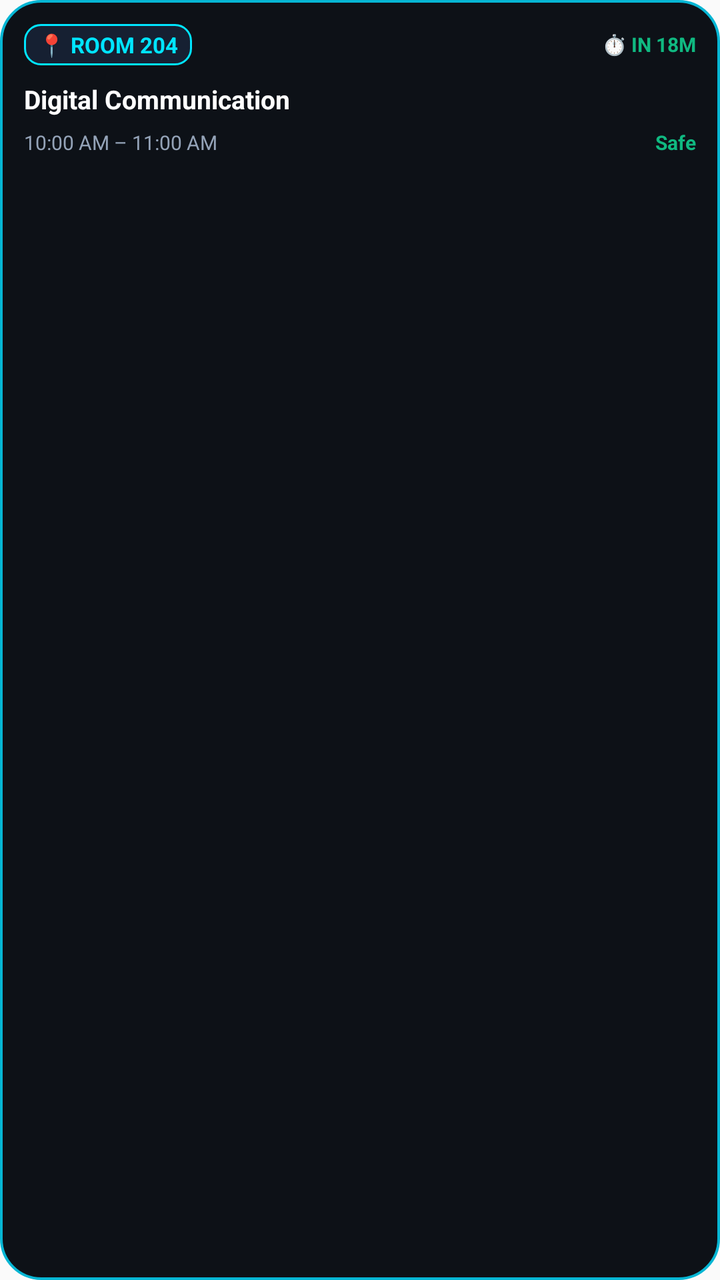
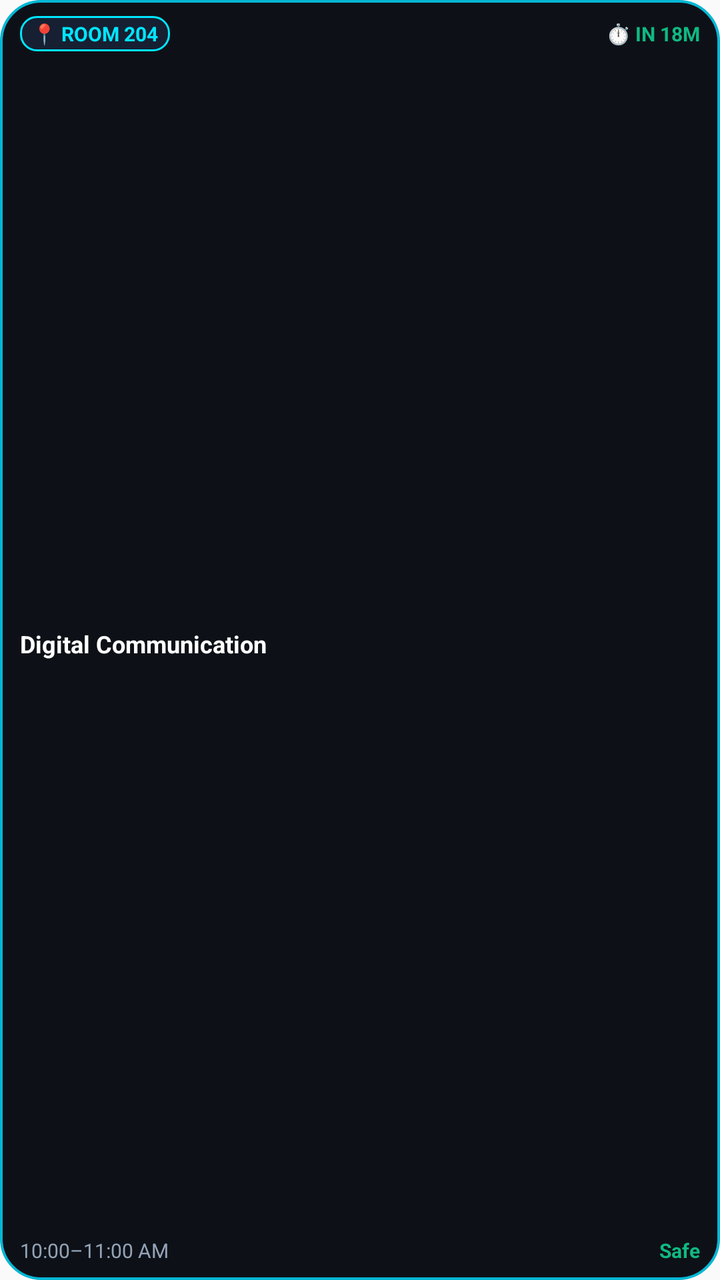

An Android layout rendered at two revisions. The XML below is the earlier revision; the diff shows what the commit changed to produce the second picture.
<!-- AndroidManifest.xml: application theme AppTheme -->
<!-- res/layout/widget_next_class_1x2.xml -->
<?xml version="1.0" encoding="utf-8"?>
<LinearLayout xmlns:android="http://schemas.android.com/apk/res/android"
    android:id="@+id/widget_next_class_root"
    android:layout_width="match_parent"
    android:layout_height="match_parent"
    android:background="@drawable/widget_bg_dynamic"
    android:orientation="vertical"
    android:padding="12dp">

    
    <LinearLayout
        android:layout_width="match_parent"
        android:layout_height="wrap_content"
        android:gravity="center_vertical"
        android:orientation="horizontal">

        <LinearLayout
            android:layout_width="0dp"
            android:layout_height="wrap_content"
            android:layout_marginEnd="6dp"
            android:layout_weight="1"
            android:orientation="horizontal">

            <TextView
                android:id="@+id/text_next_room_badge"
                android:layout_width="wrap_content"
                android:layout_height="wrap_content"
                android:background="@drawable/widget_room_badge"
                android:ellipsize="end"
                android:maxLines="1"
                android:paddingStart="7dp"
                android:paddingTop="3dp"
                android:paddingEnd="7dp"
                android:paddingBottom="3dp"
                android:text="📍 ROOM 204"
                android:textColor="#00E5FF"
                android:textSize="11sp"
                android:textStyle="bold" />
        </LinearLayout>

        <TextView
            android:id="@+id/text_next_countdown"
            android:layout_width="wrap_content"
            android:layout_height="wrap_content"
            android:maxLines="1"
            android:text="⏱️ IN 18M"
            android:textColor="#10B981"
            android:textSize="10sp"
            android:textStyle="bold" />
    </LinearLayout>

    
    <TextView
        android:id="@+id/text_next_subject"
        android:layout_width="match_parent"
        android:layout_height="wrap_content"
        android:layout_marginTop="8dp"
        android:ellipsize="end"
        android:maxLines="2"
        android:text="Digital Communication"
        android:textColor="#FFFFFF"
        android:textSize="13sp"
        android:textStyle="bold" />

    
    <LinearLayout
        android:layout_width="match_parent"
        android:layout_height="wrap_content"
        android:layout_marginTop="6dp"
        android:gravity="center_vertical"
        android:orientation="horizontal">

        <TextView
            android:id="@+id/text_next_time"
            android:layout_width="0dp"
            android:layout_height="wrap_content"
            android:layout_marginEnd="6dp"
            android:layout_weight="1"
            android:ellipsize="end"
            android:maxLines="1"
            android:text="10:00 AM – 11:00 AM"
            android:textColor="#94A3B8"
            android:textSize="10sp" />

        <TextView
            android:id="@+id/text_next_runway"
            android:layout_width="wrap_content"
            android:layout_height="wrap_content"
            android:maxLines="1"
            android:text="Safe"
            android:textColor="#10B981"
            android:textSize="10sp"
            android:textStyle="bold" />
    </LinearLayout>
</LinearLayout>
<!-- resources referenced by this layout -->
<resources>
  <!-- drawable widget_bg_dynamic (drawable) -->
  <?xml version="1.0" encoding="utf-8"?>
  <shape xmlns:android="http://schemas.android.com/apk/res/android"
      android:shape="rectangle">
      <solid android:color="#0D1117" />
      <corners android:radius="20dp" />
      <stroke
          android:width="1.2dp"
          android:color="#06B6D4" />
  </shape>
  <!-- drawable widget_room_badge (drawable) -->
  <?xml version="1.0" encoding="utf-8"?>
  <shape xmlns:android="http://schemas.android.com/apk/res/android"
      android:shape="rectangle">
      <solid android:color="#162032" />
      <corners android:radius="8dp" />
      <stroke
          android:width="1dp"
          android:color="#00E5FF" />
  </shape>
  <style name="AppTheme" parent="Theme.AppCompat.Light.DarkActionBar">
          
          <item name="colorPrimary">@color/colorPrimary</item>
          <item name="colorPrimaryDark">@color/colorPrimaryDark</item>
          <item name="colorAccent">@color/colorAccent</item>
      </style>
</resources>

<!-- the commit's change to res/layout/widget_next_class_1x2.xml (unified diff, before → after) -->
@@ -5,7 +5,10 @@
     android:layout_height="match_parent"
     android:background="@drawable/widget_bg_dynamic"
     android:orientation="vertical"
-    android:padding="12dp">
+    android:paddingStart="10dp"
+    android:paddingTop="8dp"
+    android:paddingEnd="10dp"
+    android:paddingBottom="8dp">
 
     
     <LinearLayout
@@ -28,13 +31,13 @@
                 android:background="@drawable/widget_room_badge"
                 android:ellipsize="end"
                 android:maxLines="1"
-                android:paddingStart="7dp"
-                android:paddingTop="3dp"
-                android:paddingEnd="7dp"
-                android:paddingBottom="3dp"
+                android:paddingStart="6dp"
+                android:paddingTop="2dp"
+                android:paddingEnd="6dp"
+                android:paddingBottom="2dp"
                 android:text="📍 ROOM 204"
                 android:textColor="#00E5FF"
-                android:textSize="11sp"
+                android:textSize="10sp"
                 android:textStyle="bold" />
         </LinearLayout>
 
@@ -53,20 +56,22 @@
     <TextView
         android:id="@+id/text_next_subject"
         android:layout_width="match_parent"
-        android:layout_height="wrap_content"
-        android:layout_marginTop="8dp"
+        android:layout_height="0dp"
+        android:layout_marginTop="3dp"
+        android:layout_marginBottom="3dp"
+        android:layout_weight="1"
         android:ellipsize="end"
+        android:gravity="center_vertical"
         android:maxLines="2"
         android:text="Digital Communication"
         android:textColor="#FFFFFF"
-        android:textSize="13sp"
+        android:textSize="12sp"
         android:textStyle="bold" />
 
     
     <LinearLayout
         android:layout_width="match_parent"
         android:layout_height="wrap_content"
-        android:layout_marginTop="6dp"
         android:gravity="center_vertical"
         android:orientation="horizontal">
 
@@ -78,7 +83,7 @@
             android:layout_weight="1"
             android:ellipsize="end"
             android:maxLines="1"
-            android:text="10:00 AM – 11:00 AM"
+            android:text="10:00–11:00 AM"
             android:textColor="#94A3B8"
             android:textSize="10sp" />
 
